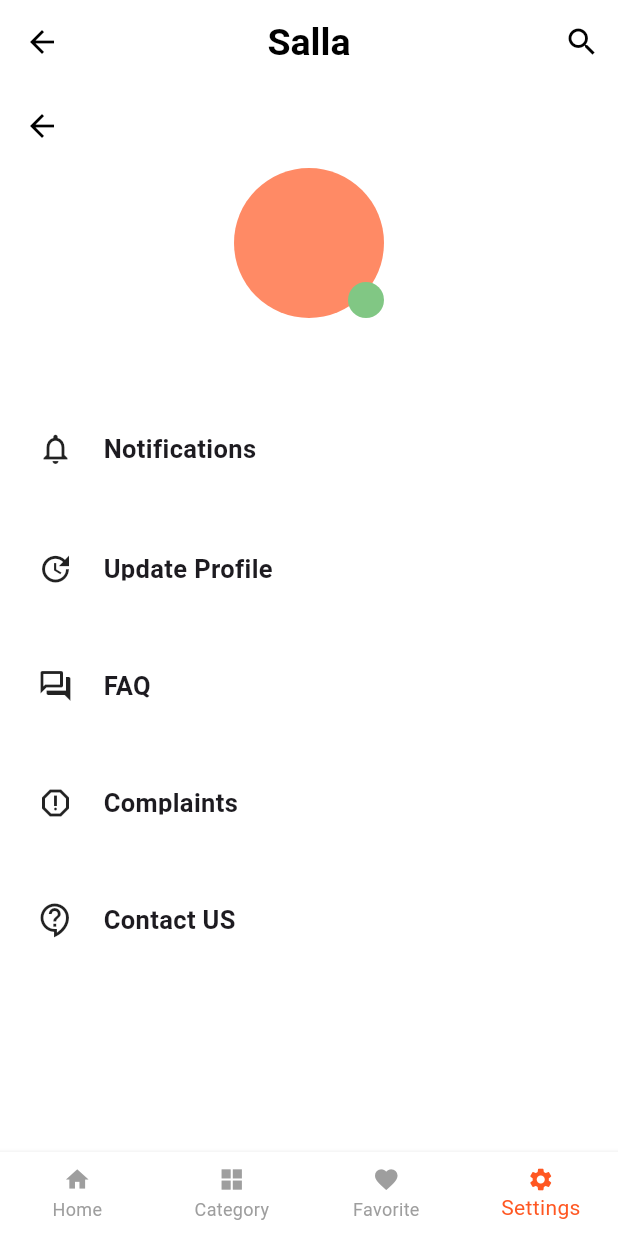
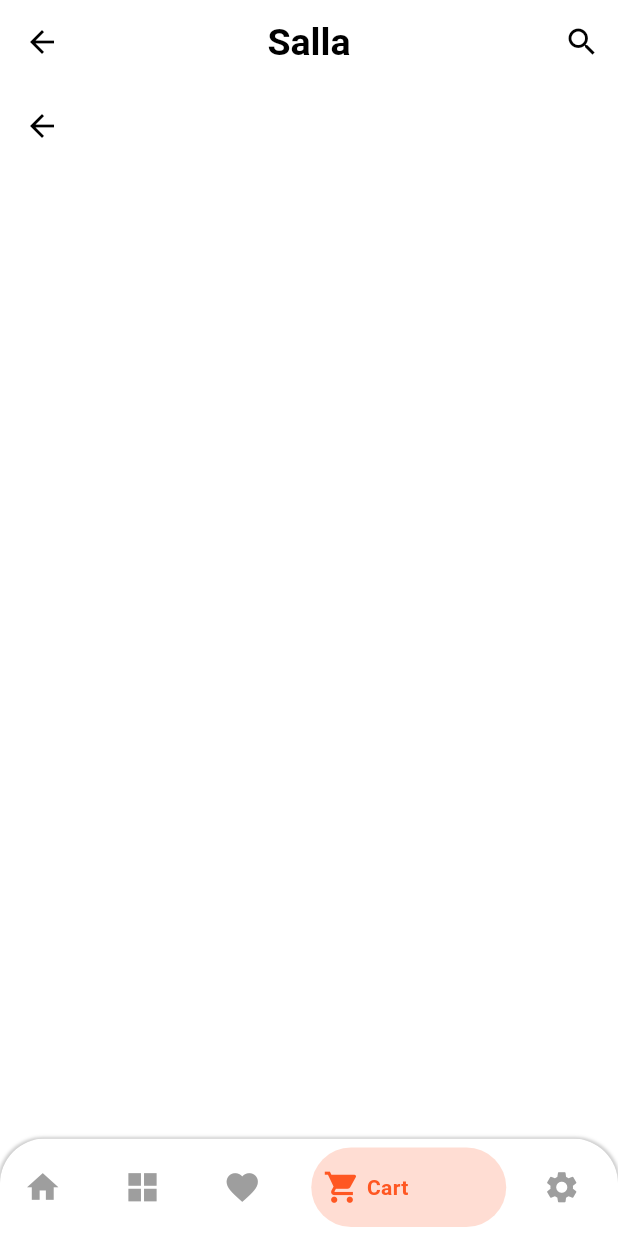
Before and after one commit to MohamedNasr553/Ecommerce-Salla-App, a Flutter app: the ShopLayout screen opened directly, item 4 of the bottom bar chosen, on a phone screen of 412 x 824 dp. Run offline on Flutter 3.47's test engine with Material 3 defaults, Android fonts, the phone set to English and light mode, and no system bars; drawn by our look-alikes of bottom_navy_bar; our stand-ins replace bloc, carousel_slider, conditional_builder_null_safety, dio, flutter_bloc, fluttertoast and 3 more; accounts and stored records are empty; network calls fail.

Commit message:
update bottom navigation bar

```diff
--- a/lib/layout/shop_app/ShopLayout.dart
+++ b/lib/layout/shop_app/ShopLayout.dart
@@ -1,3 +1,4 @@
+import 'package:bottom_navy_bar/bottom_navy_bar.dart';
 import 'package:flutter/material.dart';
 import 'package:flutter_bloc/flutter_bloc.dart';
 import 'package:shop_app/layout/shop_app/cubit.dart';
@@ -11,9 +12,9 @@ class ShopLayout extends StatelessWidget {
   @override
   Widget build(BuildContext context) {
     return BlocConsumer<ShopCubit, ShopStates>(
-      listener: (context, state){},
-      builder: (context, state){
-        var shopCubit =  ShopCubit.get(context);
+      listener: (context, state) {},
+      builder: (context, state) {
+        var shopCubit = ShopCubit.get(context);
 
         return Scaffold(
           appBar: AppBar(
@@ -25,7 +26,7 @@ class ShopLayout extends StatelessWidget {
             ),
             actions: [
               IconButton(
-                onPressed: (){
+                onPressed: () {
                   navigateToPage(context, ShopSearchScreen());
                 },
                 icon: const Icon(
@@ -35,42 +36,69 @@ class ShopLayout extends StatelessWidget {
             ],
           ),
           body: shopCubit.shopScreens[shopCubit.currentIndex],
-          bottomNavigationBar: BottomNavigationBar(
-            elevation: 3.0,
-            currentIndex: shopCubit.currentIndex,
-            onTap: (int index){
-              shopCubit.changeIndex(index);
-            },
-            items: const [
-              BottomNavigationBarItem(
-                label: 'Home',
-                icon: Icon(
-                  Icons.home,
-                  size: 18.0,
+          bottomNavigationBar: Container(
+            height: 65.0,
+            decoration: BoxDecoration(
+              borderRadius: const BorderRadius.only(
+                topLeft: Radius.circular(30.0),
+                topRight: Radius.circular(30.0),
+              ),
+              boxShadow: [
+                BoxShadow(
+                  color: Colors.grey.withOpacity(0.5),
+                  spreadRadius: 1,
+                  blurRadius: 1
                 ),
+              ],
+            ),
+            child: ClipRRect(
+              borderRadius: const BorderRadius.only(
+                topLeft: Radius.circular(30.0),
+                topRight: Radius.circular(30.0),
               ),
-              BottomNavigationBarItem(
-                label: 'Category',
-                icon: Icon(
-                  Icons.grid_view_sharp,
-                  size: 18.0,
-                ),
+              child: BottomNavyBar(
+                backgroundColor: Colors.white,
+                iconSize: 25.0,
+                selectedIndex: shopCubit.currentIndex,
+                onItemSelected: (int index) {
+                  shopCubit.changeIndex(index);
+                },
+                animationDuration: const Duration(milliseconds: 500),
+                curve: Curves.easeInOutCirc,
+                items: [
+                  BottomNavyBarItem(
+                    title: const Text('Home'),
+                    activeColor: Colors.deepOrange,
+                    inactiveColor: Colors.grey,
+                    icon: const Icon(Icons.home,),
+                  ),
+                  BottomNavyBarItem(
+                    title: const Text('Categories'),
+                    activeColor: Colors.deepOrange,
+                    inactiveColor: Colors.grey,
+                    icon: const Icon(Icons.grid_view_sharp,),
+                  ),
+                  BottomNavyBarItem(
+                    title: const Text('Favorites'),
+                    activeColor: Colors.deepOrange,
+                    inactiveColor: Colors.grey,
+                    icon: const Icon(Icons.favorite,),
+                  ),
+                  BottomNavyBarItem(
+                    title: const Text('Cart'),
+                    activeColor: Colors.deepOrange,
+                    inactiveColor: Colors.grey,
+                    icon: const Icon(Icons.shopping_cart,),
+                  ),
+                  BottomNavyBarItem(
+                    title: const Text('Settings'),
+                    activeColor: Colors.deepOrange,
+                    inactiveColor: Colors.grey,
+                    icon: const Icon(Icons.settings,),
+                  ),
+                ],
               ),
-              BottomNavigationBarItem(
-                label: 'Favorite',
-                icon: Icon(
-                  Icons.favorite,
-                  size: 18.0,
-                ),
-              ),
-              BottomNavigationBarItem(
-                label: 'Settings',
-                icon: Icon(
-                  Icons.settings,
-                  size: 18.0,
-                ),
-              ),
-            ],
+            ),
           ),
         );
       },
--- a/lib/layout/shop_app/cubit.dart
+++ b/lib/layout/shop_app/cubit.dart
@@ -5,6 +5,7 @@ import 'package:shop_app/models/shop_app/shop_categories_model.dart';
 import 'package:shop_app/models/shop_app/shop_favorites_model.dart';
 import 'package:shop_app/models/shop_app/shop_layout_model.dart';
 import 'package:shop_app/models/shop_app/shop_login_model.dart';
+import 'package:shop_app/modules/shop_app/cart/cartScreen.dart';
 import 'package:shop_app/modules/shop_app/category/category.dart';
 import 'package:shop_app/modules/shop_app/favorites/favorites.dart';
 import 'package:shop_app/modules/shop_app/products/products.dart';
@@ -21,6 +22,7 @@ class ShopCubit extends Cubit<ShopStates>{
     const ShopProductScreen(),
     const ShopCategoryScreen(),
     const ShopFavoriteScreen(),
+    const ShopCartScreen(),
     const ShopSettingScreen(),
   ];
 
--- /dev/null
+++ b/lib/modules/shop_app/cart/cartScreen.dart
@@ -0,0 +1,20 @@
+import 'package:flutter/material.dart';
+import 'package:flutter_bloc/flutter_bloc.dart';
+import 'package:shop_app/layout/shop_app/cubit.dart';
+import 'package:shop_app/layout/shop_app/states.dart';
+
+class ShopCartScreen extends StatelessWidget {
+  const ShopCartScreen({super.key});
+
+  @override
+  Widget build(BuildContext context) {
+    return BlocConsumer<ShopCubit, ShopStates>(
+      listener: (context, state){},
+      builder: (context, state){
+        return Scaffold(
+          appBar: AppBar(),
+        );
+      },
+    );
+  }
+}
--- a/lib/modules/shop_app/login/LoginScreen.dart
+++ b/lib/modules/shop_app/login/LoginScreen.dart
@@ -85,6 +85,8 @@ class ShopLoginScreen extends StatelessWidget {
                           ),
                           // Email Address TextField
                           defaultTextFormField(
+                            maxLines: 1,
+                            minLines: 1,
                             controller: emailController,
                             type: TextInputType.emailAddress,
                             validate: (value) {
@@ -101,6 +103,8 @@ class ShopLoginScreen extends StatelessWidget {
                           ),
                           // Password TextField
                           defaultTextFormField(
+                              maxLines: 1,
+                              minLines: 1,
                               controller: passwordController,
                               type: TextInputType.visiblePassword,
                               validate: (value) {
--- a/lib/modules/shop_app/products/products.dart
+++ b/lib/modules/shop_app/products/products.dart
@@ -106,7 +106,7 @@ class ShopProductScreen extends StatelessWidget {
                 physics: const NeverScrollableScrollPhysics(),
                 mainAxisSpacing: 10.0,
                 crossAxisSpacing: 10.0,
-                childAspectRatio: 1 / 1.8,
+                childAspectRatio: 1 / 1.66,
                 children: List.generate(
                   model!.data!.products.length,
                   (index) => buildGridProduct(model.data!.products[index], context),
@@ -178,7 +178,9 @@ class ShopProductScreen extends StatelessWidget {
               child: Column(
                 crossAxisAlignment: CrossAxisAlignment.start,
                 children: [
-                  Text(
+                  Container(
+                    height: 50.0,
+                    child: Text(
                       model.name,
                       maxLines: 2,
                       overflow: TextOverflow.ellipsis,
@@ -186,6 +188,7 @@ class ShopProductScreen extends StatelessWidget {
                         fontSize: 14.0,
                         fontWeight: FontWeight.w600,
                         height: 1.3,
+                      ),
                     ),
                   ),
                   Row(
--- a/lib/modules/shop_app/settings/settings.dart
+++ b/lib/modules/shop_app/settings/settings.dart
@@ -19,18 +19,19 @@ class ShopSettingScreen extends StatelessWidget {
         builder: (context, state) {
           return Scaffold(
             appBar: AppBar(),
-            body: Column(
+            body: SingleChildScrollView(
+              child: Column(
                 children: [
                   Center(
                     child: Stack(
                       alignment: Alignment.bottomRight,
                       children: [
                         CircleAvatar(
-                        radius: 50.0,
+                          radius: 40.0,
                           backgroundColor: Colors.deepOrange[300],
                         ),
                         CircleAvatar(
-                        radius: 12.0,
+                          radius: 8.0,
                           backgroundColor: Colors.green[300],
                         ),
                       ],
@@ -192,8 +193,8 @@ class ShopSettingScreen extends StatelessWidget {
                         backgroundColor: Colors.white,
                         context: context,
                         builder: (BuildContext context) {
-                        return Container(
-                          height: MediaQuery.of(context).size.height / 6,
+                          return SizedBox(
+                            height: 120.0,
                             child: Column(
                               children: [
                                 const Padding(
@@ -235,12 +236,10 @@ class ShopSettingScreen extends StatelessWidget {
                                 const SizedBox(width: 5.0,),
                                 Expanded(
                                   child: Container(
-                                  height: 350.0,
                                     decoration: BoxDecoration(
                                       color: Colors.grey[90], // Background color
                                       border: Border.all(
                                         color: Colors.white, // Border color
-                                      // width: 2.0, // Border width
                                       ),
                                     ),
                                     child: ListView.separated(
@@ -286,6 +285,7 @@ class ShopSettingScreen extends StatelessWidget {
                   ),
                 ],
               ),
+            ),
           );
         }
     );
--- a/lib/shared/styles/themes.dart
+++ b/lib/shared/styles/themes.dart
@@ -64,7 +64,7 @@ ThemeData lightTheme = ThemeData(
       type: BottomNavigationBarType.fixed,
       selectedItemColor: Colors.deepOrange,
       unselectedItemColor: Colors.grey,
-      elevation: 20.0,
+      // elevation: 20.0,
       backgroundColor: Colors.white,
     ),
     textTheme: const TextTheme(
--- a/pubspec.yaml
+++ b/pubspec.yaml
@@ -46,6 +46,8 @@ dependencies:
   fluttertoast: ^8.2.4
   carousel_slider: ^4.2.1
   url_launcher: ^6.0.0
+  bottom_navy_bar: ^6.0.0
+  persistent_bottom_nav_bar: ^5.0.2
 
 dev_dependencies:
   flutter_test:
```
Also changed, not shown: pubspec.lock. Lines whose indentation alone changed are shown as unchanged.
